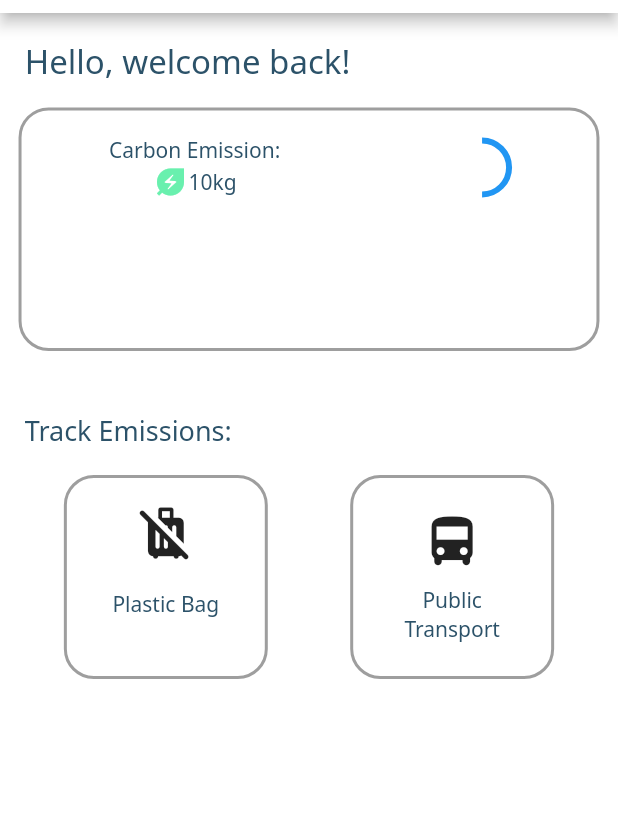
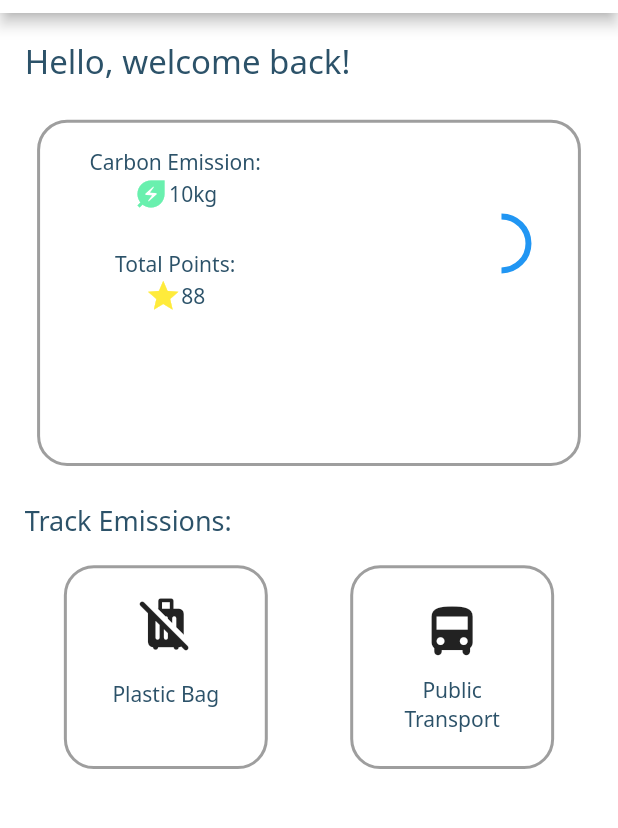
Before and after one commit to jicsontoh/EcoMateSG, a Flutter app: the screen it shows after launch, on a phone screen of 412 x 824 dp, the part 71-899 px from its top. Run offline on Flutter 3.47's test engine with Material 2 defaults, Android fonts, the phone set to English and light mode, and no system bars; our stand-ins replace simple_circular_progress_bar; missing offline and left inert: circular_chart_flutter, qr_code_scanner.

Commit message:
Update Home Screen

```diff
--- a/lib/home_page.dart
+++ b/lib/home_page.dart
@@ -57,34 +57,50 @@ class _HomePageState extends State<HomePage> {
               border: Border.all(width: 2, color: Colors.black38),
               borderRadius: const BorderRadius.all(Radius.circular(20)),
             ),
-            // alignment: Alignment.topCenter,
-            margin: EdgeInsets.only(top: deviceHeight(context) * 0.02,
-                bottom: deviceHeight(context) * 0.05,
-                left: deviceWidth(context) * 0.03,
-                right: deviceWidth(context) * 0.03,
-            ),
+            width: deviceWidth(context) * 0.9,
+            height: deviceHeight(context) * 0.28,
+            margin: EdgeInsets.all(deviceWidth(context) * 0.06),
             padding: EdgeInsets.only(
               top: deviceHeight(context) * 0.02,
-            bottom: deviceHeight(context) * 0.12,
-            // left: deviceWidth(context) * 0.1,
-            // right: deviceWidth(context) * 0.1,
+            bottom: deviceHeight(context) * 0.1,
+            left: deviceWidth(context) * 0.08,
+            right: deviceWidth(context) * 0.08,
             ),
-            child: const Row(
-              mainAxisAlignment: MainAxisAlignment.spaceAround,
+            child: Row(
+              mainAxisAlignment: MainAxisAlignment.spaceBetween,
               children: [
                 Column(
                   children: [
-                    Text('Carbon Emission:',
+                    const Text('Carbon Emission:',
+                        textAlign: TextAlign.left,
                         style: TextStyle(color: textColour,
                             fontFamily: 'NotoSans')),
-                    Row(
-                      mainAxisAlignment: MainAxisAlignment.spaceBetween,
+                    const Row(
                       children: [
                         Icon(
                           Icons.energy_savings_leaf,
                           color: Colors.greenAccent,
                         ),
                         Text('10kg',
+                            style: TextStyle(color: textColour,
+                                fontFamily: 'NotoSans')),
+                      ],
+                    ),
+                    SizedBox(
+                      height: deviceHeight(context) * 0.03,
+                    ),
+                    const Text('Total Points:',
+                        style: TextStyle(color: textColour,
+                            fontFamily: 'NotoSans')),
+                    const Row(
+                      mainAxisAlignment: MainAxisAlignment.spaceBetween,
+                      children: [
+                        Icon(
+                          Icons.star,
+                          color: Colors.yellow,
+                        ),
+                        Text('88',
+                            textAlign: TextAlign.left,
                             style: TextStyle(color: textColour,
                                 fontFamily: 'NotoSans')),
                       ],
@@ -110,7 +126,14 @@ class _HomePageState extends State<HomePage> {
         Row(
           mainAxisAlignment: MainAxisAlignment.spaceEvenly,
           children: [
-            Container(
+            InkWell(
+              onTap: () {
+                print("Click event on Container");
+                Navigator.push(
+                  context, MaterialPageRoute(builder: (context) => const ScanQRPage()),
+                );
+              },
+              child: Container(
                 decoration: BoxDecoration(
                   border: Border.all(width: 2, color: Colors.black38),
                   borderRadius: const BorderRadius.all(Radius.circular(20)),
@@ -141,6 +164,7 @@ class _HomePageState extends State<HomePage> {
                         style: TextStyle(color: textColour,
                             fontFamily: 'NotoSans')),
                   ],
+                ),
               ),
             ),
             InkWell(
```
Lines whose indentation alone changed are shown as unchanged.
